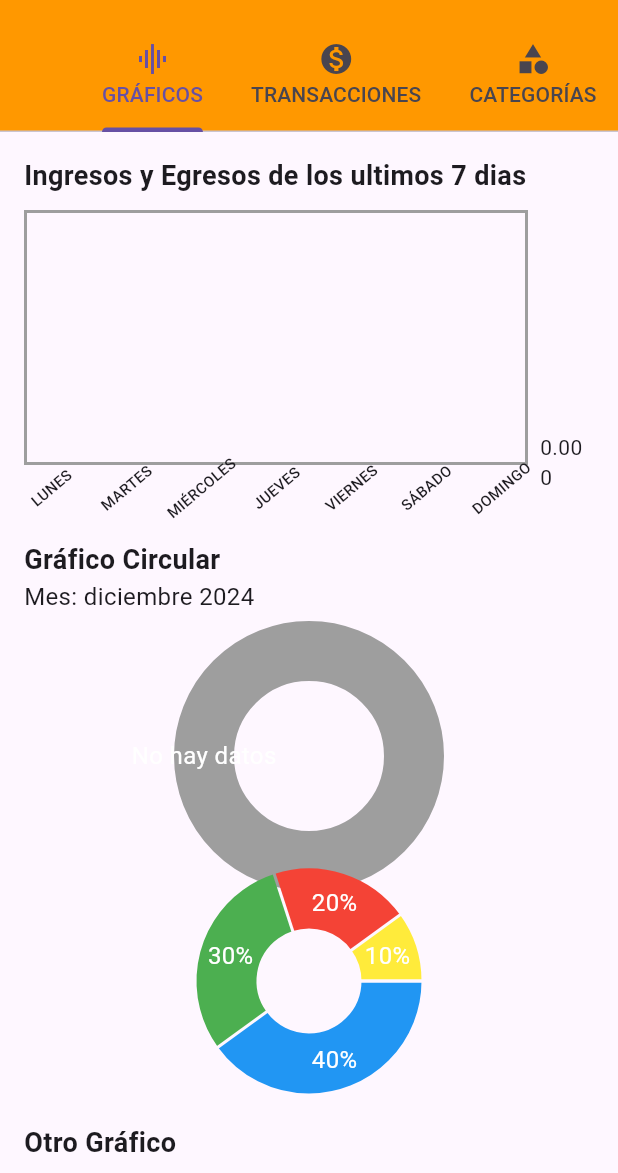
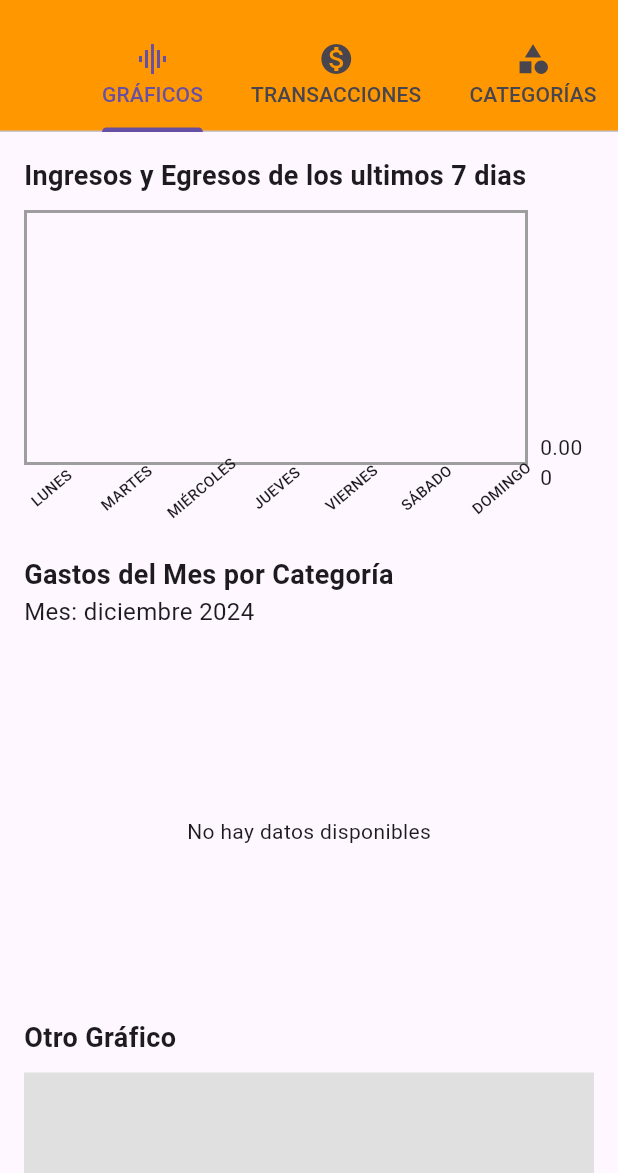
Before and after one commit to sebasinmiedo/app-finance, a Flutter app: the screen it shows after launch, on a phone screen of 412 x 824 dp, the part 63-1236 px from its top. Run offline on Flutter 3.47's test engine with Material 3 defaults, Android fonts, the phone set to English and light mode, and no system bars; drawn by our look-alikes of fl_chart; our stand-ins replace sqflite; accounts and stored records are empty.

Commit message:
Correcion grafico circular

```diff
--- a/lib/screens/graficos.dart
+++ b/lib/screens/graficos.dart
@@ -20,7 +20,72 @@ class _GraficosScreenState extends State<GraficosScreen> {
   void initState() {
     super.initState();
     _cargarDatos();
-    _cargarTransaccionesPorMes(currentMonth);
+    _cargarGastosPorCategoria();
+  }
+
+  Future<void> _cargarGastosPorCategoria() async {
+    // Obtener el inicio y fin del mes actual
+    DateTime inicioMes = DateTime(currentMonth.year, currentMonth.month, 1);
+    DateTime finMes = DateTime(currentMonth.year, currentMonth.month + 1, 0);
+
+    // Obtener los datos desde la base de datos
+    List<Map<String, dynamic>> resultados =
+        await dbHelper.obtenerGastosPorCategoria(inicioMes, finMes);
+
+    if (resultados.isEmpty) {
+      setState(() {
+        pieSections = []; // No hay datos disponibles
+      });
+      return;
+    }
+
+    double totalGeneral =
+        resultados.fold(0.0, (sum, item) => sum + item['total']);
+
+    List<Color> colores = [
+      Colors.red,
+      Colors.blue,
+      Colors.green,
+      Colors.orange,
+      Colors.purple,
+      Colors.yellow,
+      Colors.teal,
+      Colors.pink,
+      Colors.red,
+      Colors.blue,
+      Colors.green,
+      Colors.orange,
+      Colors.purple,
+      Colors.yellow,
+      Colors.teal,
+      Colors.pink,
+    ];
+    // Crear las secciones del gráfico circular
+    List<PieChartSectionData> sections = [];
+    int colorIndex = 0;
+    for (var resultado in resultados) {
+      String categoria = resultado['categoria'];
+      double total = resultado['total'];
+
+      double porcentaje = (total / totalGeneral) * 100;
+
+      sections.add(PieChartSectionData(
+        color: colores[colorIndex % colores.length],
+        value: total,
+        title:
+            '${categoria}\n${total.toStringAsFixed(2)}\n${porcentaje.toStringAsFixed(1)}%',
+        titleStyle: const TextStyle(
+          color: Colors.white,
+          fontSize: 10,
+          fontWeight: FontWeight.bold,
+        ),
+      ));
+      colorIndex++;
+    }
+
+    setState(() {
+      pieSections = sections;
+    });
   }
 
   Future<void> _cargarTransaccionesPorMes(DateTime mes) async {
@@ -227,10 +292,13 @@ class _GraficosScreenState extends State<GraficosScreen> {
                     ),
             ),
             const SizedBox(height: 20), // Separador
+            const SizedBox(height: 10),
 
-            // Gráfico circular
+            Column(
+              crossAxisAlignment: CrossAxisAlignment.start,
+              children: [
                 const Text(
-              'Gráfico Circular',
+                  'Gastos del Mes por Categoría',
                   style: TextStyle(fontSize: 18, fontWeight: FontWeight.bold),
                 ),
                 Text(
@@ -238,67 +306,20 @@ class _GraficosScreenState extends State<GraficosScreen> {
                   style: const TextStyle(fontSize: 16),
                 ),
                 const SizedBox(height: 10),
-            const SizedBox(height: 10),
-
-            GestureDetector(
-                onTap: _seleccionarMes,
-                child: SizedBox(
-                  height: 150,
-                  child: PieChart(
+                SizedBox(
+                  height: 250,
+                  child: pieSections.isEmpty
+                      ? const Center(child: Text('No hay datos disponibles'))
+                      : PieChart(
                           PieChartData(
-                      sections: pieSections.isEmpty
-                          ? [
-                              PieChartSectionData(
-                                color: Colors.grey,
-                                value: 1,
-                                title: 'No hay datos',
-                                titleStyle: const TextStyle(
-                                    color: Colors.white, fontSize: 16),
-                              ),
-                            ]
-                          : pieSections,
+                            sections: pieSections,
                             centerSpaceRadius: 50,
+                            sectionsSpace: 2, // Espacio entre secciones
                           ),
                         ),
-                )),
-            SizedBox(
-              height: 150,
-              child: PieChart(
-                PieChartData(
-                  sections: [
-                    PieChartSectionData(
-                      color: Colors.blue,
-                      value: 40,
-                      title: '40%',
-                      titleStyle:
-                          const TextStyle(color: Colors.white, fontSize: 16),
-                    ),
-                    PieChartSectionData(
-                      color: Colors.green,
-                      value: 30,
-                      title: '30%',
-                      titleStyle:
-                          const TextStyle(color: Colors.white, fontSize: 16),
-                    ),
-                    PieChartSectionData(
-                      color: Colors.red,
-                      value: 20,
-                      title: '20%',
-                      titleStyle:
-                          const TextStyle(color: Colors.white, fontSize: 16),
-                    ),
-                    PieChartSectionData(
-                      color: Colors.yellow,
-                      value: 10,
-                      title: '10%',
-                      titleStyle:
-                          const TextStyle(color: Colors.white, fontSize: 16),
                 ),
               ],
             ),
-              ),
-            ),
-            const SizedBox(height: 20), // Separador
 
             // Otro gráfico (puedes duplicar el widget de BarChart o PieChart aquí)
             const Text(
```
Also changed, not shown: lib/database/db_helper.dart (+26 -16 lines). Lines whose indentation alone changed are shown as unchanged.
